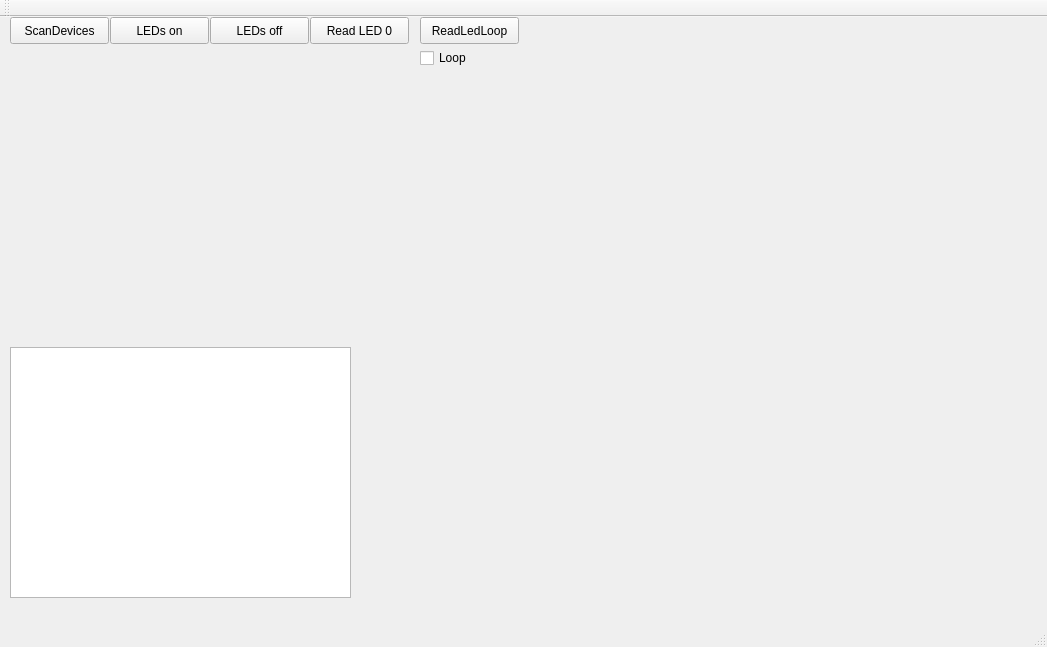
Qt form mainwindow.ui (SemVan/QBle) before a commit.
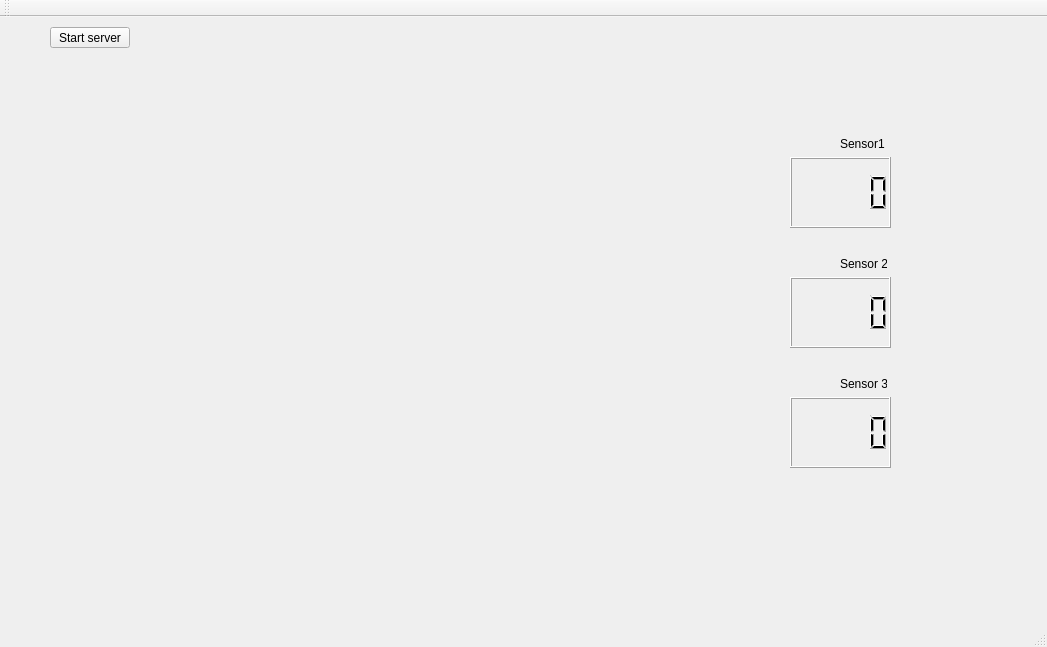
The same form after that commit. Custom widgets are drawn as their Qt base class.

Commit message: UDP server runs well, BLE is currently unsopported

```diff
--- a/mainwindow.ui
+++ b/mainwindow.ui
@@ -14,102 +14,96 @@
    <string>MainWindow</string>
   </property>
   <widget class="QWidget" name="centralWidget">
-   <widget class="QPushButton" name="pushButton">
-    <property name="geometry">
-     <rect>
-      <x>10</x>
-      <y>0</y>
-      <width>99</width>
-      <height>27</height>
-     </rect>
-    </property>
-    <property name="text">
-     <string>ScanDevices</string>
-    </property>
-   </widget>
-   <widget class="QTextEdit" name="textEdit">
-    <property name="geometry">
-     <rect>
-      <x>10</x>
-      <y>330</y>
-      <width>341</width>
-      <height>251</height>
-     </rect>
-    </property>
-   </widget>
-   <widget class="QPushButton" name="pushButton_2">
-    <property name="geometry">
-     <rect>
-      <x>110</x>
-      <y>0</y>
-      <width>99</width>
-      <height>27</height>
-     </rect>
-    </property>
-    <property name="text">
-     <string>LEDs on</string>
-    </property>
-   </widget>
-   <widget class="QPushButton" name="pushButton_3">
-    <property name="geometry">
-     <rect>
-      <x>210</x>
-      <y>0</y>
-      <width>99</width>
-      <height>27</height>
-     </rect>
-    </property>
-    <property name="text">
-     <string>LEDs off</string>
-    </property>
-   </widget>
-   <widget class="QPushButton" name="pushButton_4">
-    <property name="geometry">
-     <rect>
-      <x>310</x>
-      <y>0</y>
-      <width>99</width>
-      <height>27</height>
-     </rect>
-    </property>
-    <property name="text">
-     <string>Read LED 0</string>
-    </property>
-   </widget>
    <widget class="QCustomPlot" name="widget" native="true">
     <property name="geometry">
      <rect>
       <x>50</x>
       <y>90</y>
-      <width>671</width>
-      <height>231</height>
+      <width>721</width>
+      <height>371</height>
      </rect>
     </property>
    </widget>
    <widget class="QPushButton" name="pushButton_5">
     <property name="geometry">
      <rect>
-      <x>420</x>
-      <y>0</y>
-      <width>99</width>
-      <height>27</height>
+      <x>50</x>
+      <y>10</y>
+      <width>80</width>
+      <height>21</height>
      </rect>
     </property>
     <property name="text">
-     <string>ReadLedLoop</string>
+     <string>Start server</string>
     </property>
    </widget>
-   <widget class="QCheckBox" name="checkBox">
+   <widget class="QLCDNumber" name="lcdNumber">
     <property name="geometry">
      <rect>
-      <x>420</x>
-      <y>30</y>
-      <width>97</width>
-      <height>22</height>
+      <x>790</x>
+      <y>140</y>
+      <width>101</width>
+      <height>71</height>
      </rect>
     </property>
+   </widget>
+   <widget class="QLabel" name="label">
+    <property name="geometry">
+     <rect>
+      <x>840</x>
+      <y>120</y>
+      <width>47</width>
+      <height>13</height>
+     </rect>
+    </property>
     <property name="text">
-     <string>Loop</string>
+     <string>Sensor1</string>
+    </property>
+   </widget>
+   <widget class="QLabel" name="label_2">
+    <property name="geometry">
+     <rect>
+      <x>840</x>
+      <y>240</y>
+      <width>47</width>
+      <height>13</height>
+     </rect>
+    </property>
+    <property name="text">
+     <string>Sensor 2</string>
+    </property>
+   </widget>
+   <widget class="QLCDNumber" name="lcdNumber_2">
+    <property name="geometry">
+     <rect>
+      <x>790</x>
+      <y>260</y>
+      <width>101</width>
+      <height>71</height>
+     </rect>
+    </property>
+   </widget>
+   <widget class="QLabel" name="label_3">
+    <property name="geometry">
+     <rect>
+      <x>840</x>
+      <y>360</y>
+      <width>47</width>
+      <height>13</height>
+     </rect>
+    </property>
+    <property name="text">
+     <string>Sensor 3</string>
+    </property>
+   </widget>
+   <widget class="QLCDNumber" name="lcdNumber_3">
+    <property name="geometry">
+     <rect>
+      <x>790</x>
+      <y>380</y>
+      <width>101</width>
+      <height>71</height>
+     </rect>
     </property>
    </widget>
   </widget>
```
Left out of the diff: 4 changed lines with no effect on the pictures. The commit also changes 7 other files.
